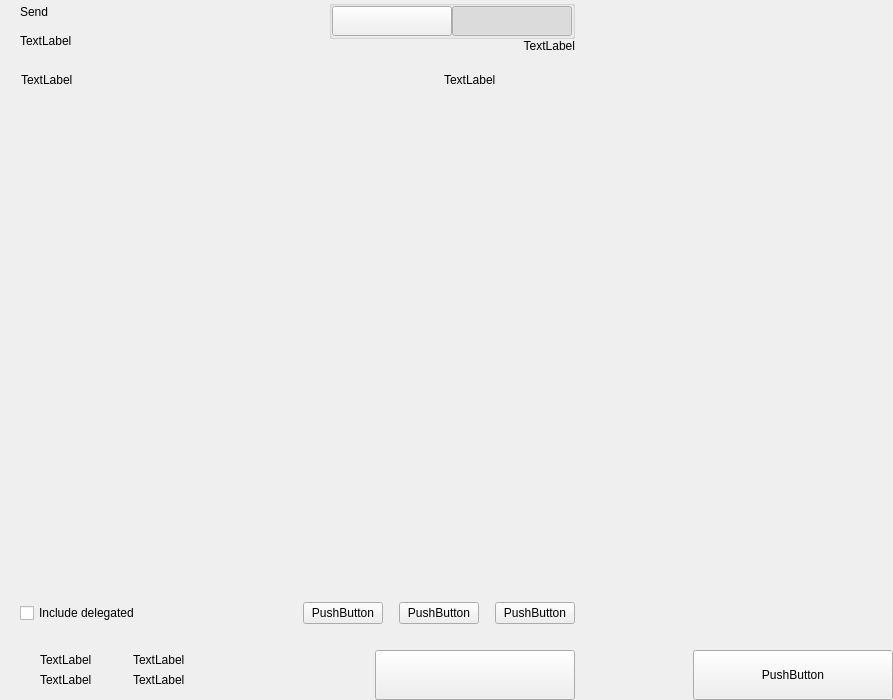
Old version of the form src/qt/pivx/forms/send.ui in the repository RapidsOfficial/Rapids.
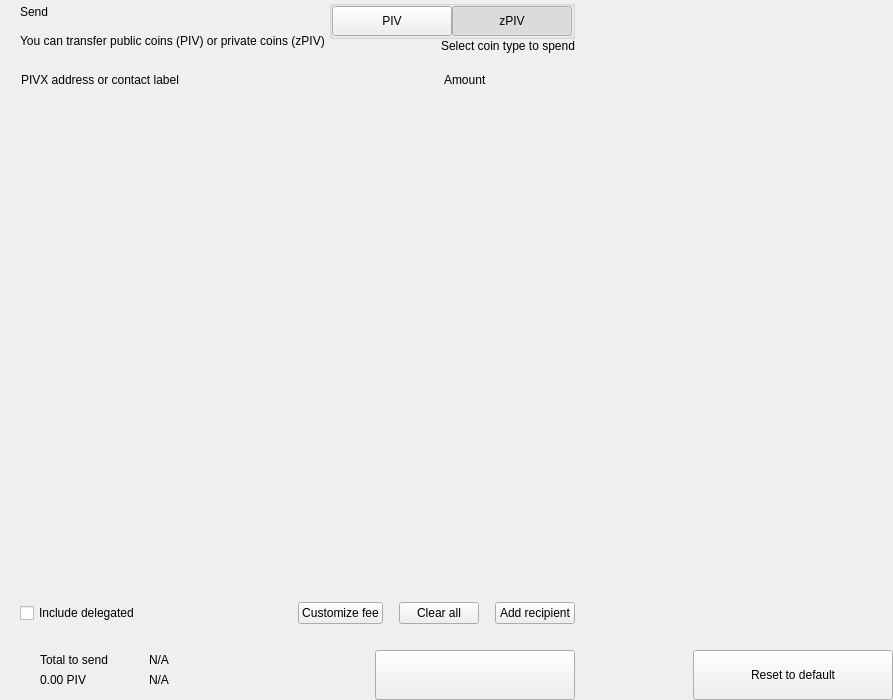
New version of the form. Custom widgets are drawn as their Qt base class.

Patch:
```diff
--- a/src/qt/pivx/forms/send.ui
+++ b/src/qt/pivx/forms/send.ui
@@ -81,7 +81,7 @@
             <item>
              <widget class="QLabel" name="labelSubtitle1">
               <property name="text">
-               <string>TextLabel</string>
+               <string>You can transfer public coins (PIV) or private coins (zPIV)</string>
               </property>
              </widget>
             </item>
@@ -147,7 +147,7 @@
                   <enum>Qt::NoFocus</enum>
                  </property>
                  <property name="text">
-                  <string/>
+                  <string>PIV</string>
                  </property>
                  <property name="checkable">
                   <bool>true</bool>
@@ -175,7 +175,7 @@
                   <enum>Qt::NoFocus</enum>
                  </property>
                  <property name="text">
-                  <string/>
+                  <string>zPIV</string>
                  </property>
                  <property name="checkable">
                   <bool>true</bool>
@@ -194,7 +194,7 @@
             <item>
              <widget class="QLabel" name="labelSubtitle2">
               <property name="text">
-               <string>TextLabel</string>
+               <string>Select coin type to spend</string>
               </property>
               <property name="alignment">
                <set>Qt::AlignRight|Qt::AlignTrailing|Qt::AlignVCenter</set>
@@ -244,7 +244,7 @@
              <string notr="true">margin-left:8px;</string>
             </property>
             <property name="text">
-             <string>TextLabel</string>
+             <string>PIVX address or contact label</string>
             </property>
            </widget>
           </item>
@@ -267,7 +267,7 @@
           <item>
            <widget class="QLabel" name="labelSubtitleAmount">
             <property name="text">
-             <string>TextLabel</string>
+             <string>Amount</string>
             </property>
            </widget>
           </item>
@@ -401,7 +401,7 @@
              <enum>Qt::NoFocus</enum>
             </property>
             <property name="text">
-             <string>PushButton</string>
+             <string>Customize fee</string>
             </property>
            </widget>
           </item>
@@ -430,7 +430,7 @@
              <enum>Qt::RightToLeft</enum>
             </property>
             <property name="text">
-             <string>PushButton</string>
+             <string>Clear all</string>
             </property>
            </widget>
           </item>
@@ -456,7 +456,7 @@
              <enum>Qt::NoFocus</enum>
             </property>
             <property name="text">
-             <string>PushButton</string>
+             <string>Add recipient</string>
             </property>
            </widget>
           </item>
@@ -560,14 +560,14 @@
                      <item>
                       <widget class="QLabel" name="labelTitleTotalSend">
                        <property name="text">
-                        <string>TextLabel</string>
+                        <string>Total to send</string>
                        </property>
                       </widget>
                      </item>
                      <item>
                       <widget class="QLabel" name="labelAmountSend">
                        <property name="text">
-                        <string>TextLabel</string>
+                        <string notr="true">0.00 PIV</string>
                        </property>
                       </widget>
                      </item>
@@ -632,14 +632,14 @@
                      <item>
                       <widget class="QLabel" name="labelTitleTotalRemaining">
                        <property name="text">
-                        <string>TextLabel</string>
+                        <string notr="true">N/A</string>
                        </property>
                       </widget>
                      </item>
                      <item>
                       <widget class="QLabel" name="labelAmountRemaining">
                        <property name="text">
-                        <string>TextLabel</string>
+                        <string notr="true">N/A</string>
                        </property>
                       </widget>
                      </item>
@@ -796,7 +796,7 @@
              <enum>Qt::NoFocus</enum>
             </property>
             <property name="text">
-             <string>PushButton</string>
+             <string>Reset to default</string>
             </property>
            </widget>
           </item>
```
